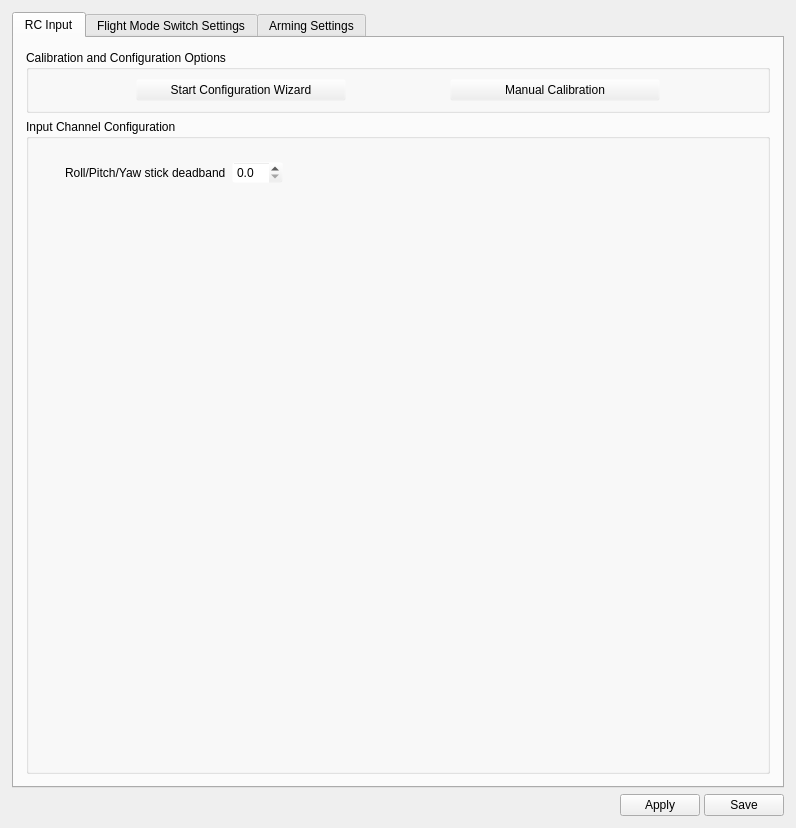
This is ground/openpilotgcs/src/plugins/config/input.ui in openpilot/OpenPilot as Qt 5 draws it before an edit. The edited form follows.
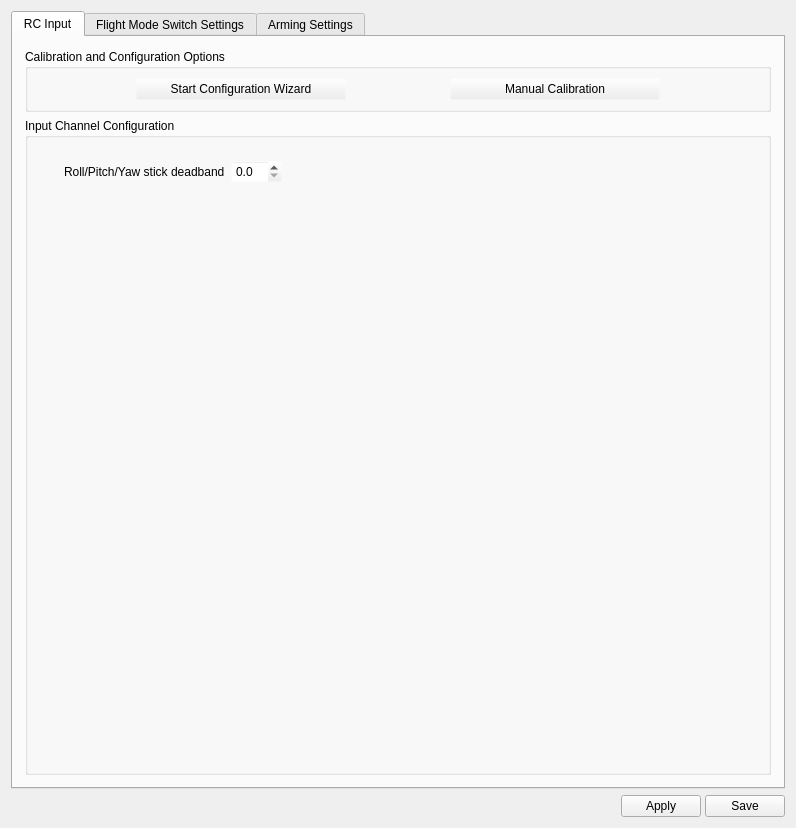
This is the edited form. Icons and pictures are not drawn.

Commit message: OP-1088 Phase two, clean up the code behind the GUI.

The edit to the form file:
```diff
--- a/ground/openpilotgcs/src/plugins/config/input.ui
+++ b/ground/openpilotgcs/src/plugins/config/input.ui
@@ -14,18 +14,6 @@
    <string>Form</string>
   </property>
   <layout class="QVBoxLayout" name="verticalLayout">
-   <property name="leftMargin">
-    <number>12</number>
-   </property>
-   <property name="topMargin">
-    <number>12</number>
-   </property>
-   <property name="rightMargin">
-    <number>12</number>
-   </property>
-   <property name="bottomMargin">
-    <number>12</number>
-   </property>
    <item>
     <widget class="QTabWidget" name="tabWidget">
      <property name="currentIndex">
@@ -128,8 +116,8 @@
            <rect>
             <x>0</x>
             <y>0</y>
-            <width>766</width>
-            <height>745</height>
+            <width>774</width>
+            <height>748</height>
            </rect>
           </property>
           <layout class="QGridLayout" name="gridLayout">
```
Left out of the diff: 8 changed lines with no effect on the pictures. The commit also changes 6 other files.
